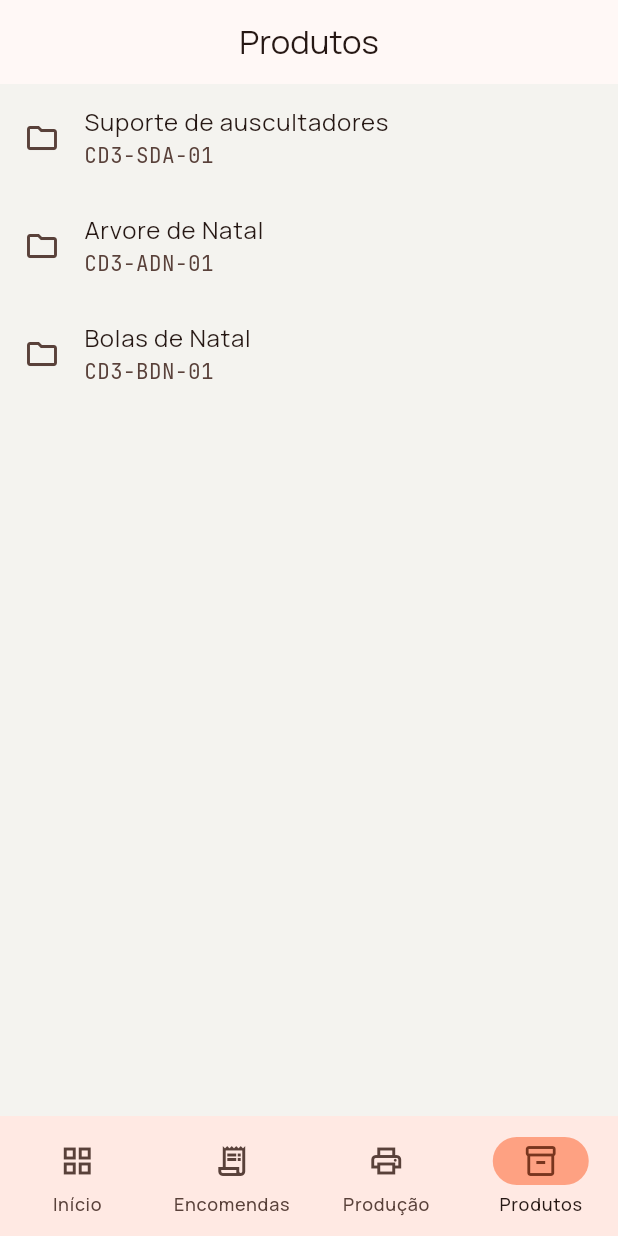
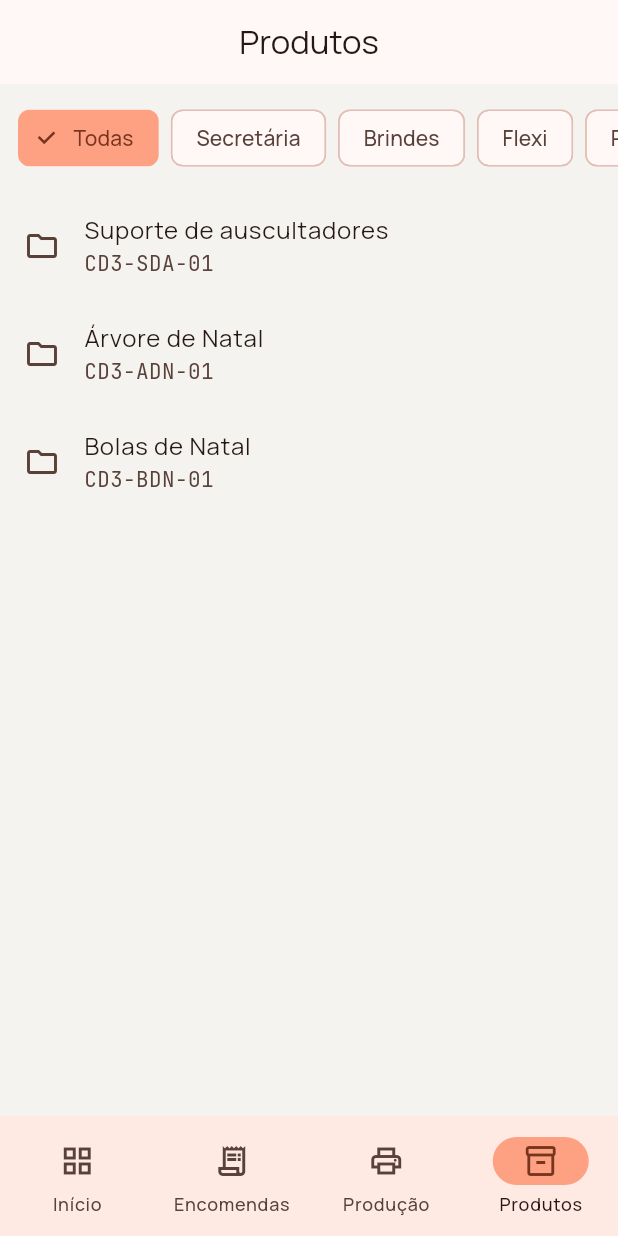
Before and after one commit to rsflecha/cubico_backoffice, a Flutter app: the screen it shows after launch, item 4 of the bottom bar chosen, on a phone screen of 412 x 824 dp. Run offline on Flutter 3.47's test engine with Material 3 defaults, Android fonts, the phone set to English and light mode, and no system bars; our stand-ins replace flutter_riverpod, freezed_annotation, go_router, google_fonts, material_ui.

Commit message:
Fatia 3: filtro por categoria nos produtos

```diff
--- a/app/lib/features/products/data/demo_product_category_repository.dart
+++ b/app/lib/features/products/data/demo_product_category_repository.dart
@@ -5,7 +5,7 @@ class DemoProductCategoryRepository implements ProductCategoryRepository {
   /// As quatro categorias do seed.sql, para a demo comecar com conteudo real.
   final List<ProductCategory> _items = [
     const ProductCategory(id: 1, name: 'Secretária', color: '#C2410C', sortOrder: 1),
-    const ProductCategory(id: 2, name: 'Chaveiros', color: '#0D7698', sortOrder: 2),
+    const ProductCategory(id: 2, name: 'Brindes', color: '#0D7698', sortOrder: 2),
     const ProductCategory(id: 3, name: 'Flexi', color: '#7C3AED', sortOrder: 3),
     const ProductCategory(id: 4, name: 'Packs', color: '#15803D', sortOrder: 4),
   ];
--- a/app/lib/features/products/data/demo_product_repository.dart
+++ b/app/lib/features/products/data/demo_product_repository.dart
@@ -14,7 +14,7 @@ class DemoProductRepository implements ProductRepository {
     ),
     Product(
       id: 2,
-      name: 'Arvore de Natal',
+      name: 'Árvore de Natal',
       baseSku: 'CD3-ADN-01',
       categoryId: 2,
       status: ProductStatus.active,
--- a/app/lib/features/products/presentation/products_providers.dart
+++ b/app/lib/features/products/presentation/products_providers.dart
@@ -30,3 +30,17 @@ final productsProvider = FutureProvider<List<Product>>((ref) {
   final repository = ref.watch(productRepositoryProvider);
   return repository.fetchAll();
 });
+
+/// Guarda a categoria escolhida no filtro. null = "Todas".
+class SelectedCategoryNotifier extends Notifier<int?> {
+  @override
+  int? build() => null; // valor inicial: nenhuma escolhida (Todas)
+
+  void select(int? categoryId) {
+    state = categoryId;
+  }
+}
+
+/// Placa 5: a categoria escolhida no filtro.
+final selectedCategoryProvider =
+NotifierProvider<SelectedCategoryNotifier, int?>(SelectedCategoryNotifier.new);
--- a/app/lib/features/products/presentation/products_screen.dart
+++ b/app/lib/features/products/presentation/products_screen.dart
@@ -11,6 +11,8 @@ class ProductsScreen extends ConsumerWidget {
 
     // Olha para a placa e recebe a "caixa" com o estado da lista.
     final products = ref.watch(productsProvider);
+    final categories = ref.watch(productCategoriesProvider).value ?? [];
+    final selected = ref.watch(selectedCategoryProvider);
 
     return Scaffold(
       appBar: AppBar(
@@ -18,21 +20,55 @@ class ProductsScreen extends ConsumerWidget {
         centerTitle: true,
       ),
 
-      // Um ecrã diferente para cada estado da caixa.
-      body: products.when(
+      body: Column(
+        children: [
+          // 1. a fila de botões
+          SingleChildScrollView(
+            scrollDirection: Axis.horizontal,
+            padding: const EdgeInsets.all(12),
+            child: Row(
+              children: [
+                ChoiceChip(
+                  label: const Text('Todas'),
+                  selected: selected == null,
+                  onSelected: (_) => ref.read(selectedCategoryProvider.notifier).select(null),
+                ),
+                for (final category in categories) ...[
+                  const SizedBox(width: 8),
+                  ChoiceChip(
+                    label: Text(category.name),
+                    selected: selected == category.id,
+                    onSelected: (_) =>
+                        ref.read(selectedCategoryProvider.notifier).select(category.id),
+                  ),
+                ],
+              ],
+            ),
+          ),
+          // 2. a lista, filtrada
+          Expanded(
+            child: products.when(
               loading: () => const Center(child: CircularProgressIndicator()),
               error: (error, stack) => Center(child: Text('Erro: $error')),
-        data: (list) => ListView.builder(
-          itemCount: list.length,
+              data: (list) {
+                final visible = selected == null
+                    ? list
+                    : list.where((p) => p.categoryId == selected).toList();
+                return ListView.builder(
+                  itemCount: visible.length,
                   itemBuilder: (context, index) {
-            final product = list[index];
+                    final product = visible[index];
                     return ListTile(
                       leading: const Icon(Icons.folder_outlined),
                       title: Text(product.name),
                       subtitle: Text(product.baseSku, style: AppTextStyles.mono),
                     );
                   },
+                );
+              },
             ),
+          ),
+        ],
       ),
     );
   }
```
Lines whose indentation alone changed are shown as unchanged.
